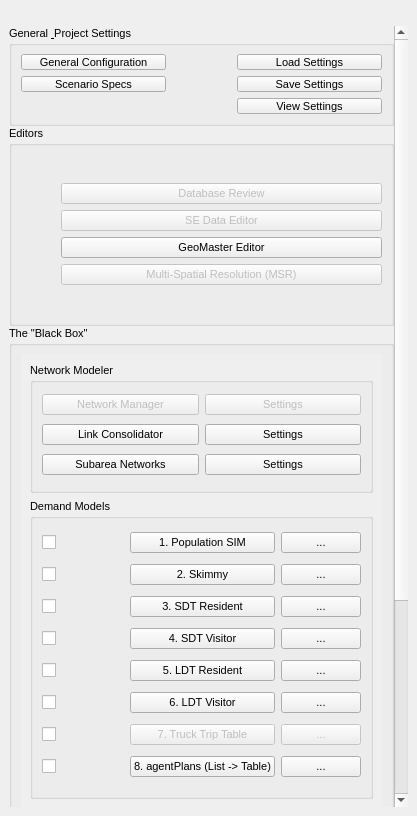
This is tsm_panel_add_more2_v6.ui in TSMv6/tsm_panel as Qt 5 draws it before an edit. The edited form follows.
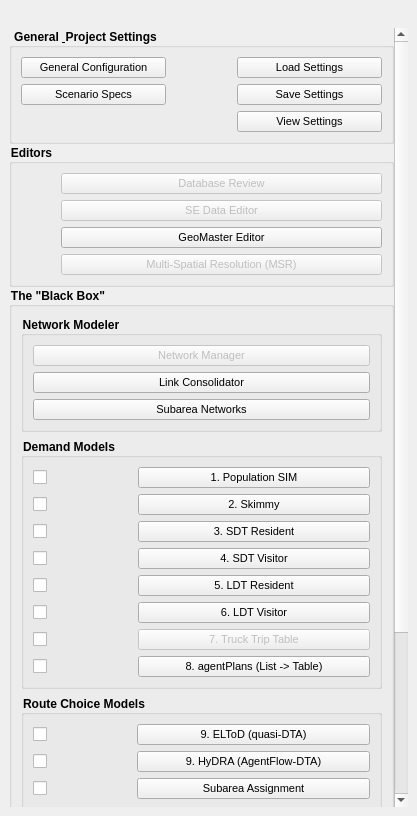
This is the edited form. Icons and pictures are not drawn. Custom widgets are drawn as their Qt base class.

```diff
--- a/tsm_panel_add_more2_v6.ui
+++ b/tsm_panel_add_more2_v6.ui
@@ -22,6 +22,11 @@
    <string>TSM 6.0</string>
   </property>
   <widget class="QWidget" name="dockWidgetContents">
+   <property name="styleSheet">
+    <string notr="true">QGroupBox { font-family: 'MS Shell Dlg 2'; font-size: 9pt; font-weight: bold; }
+QPushButton { font-family: 'MS Shell Dlg 2'; font-size: 8pt; font-weight: normal; }
+QLabel, QCheckBox { font-family: 'MS Shell Dlg 2'; font-size: 8pt; font-weight: normal; }</string>
+   </property>
    <layout class="QGridLayout" name="gridLayout">
     <item row="1" column="0">
      <widget class="QScrollArea" name="scrollArea">
@@ -93,7 +98,7 @@
              <property name="minimumSize">
               <size>
                <width>300</width>
-               <height>100</height>
+               <height>0</height>
               </size>
              </property>
              <property name="title">
@@ -184,7 +189,7 @@
              <property name="minimumSize">
               <size>
                <width>300</width>
-               <height>200</height>
+               <height>0</height>
               </size>
              </property>
              <property name="title">
@@ -257,7 +262,7 @@
            <item>
             <widget class="QgsCollapsibleGroupBox" name="Step3__Blackbox">
              <property name="sizePolicy">
-              <sizepolicy hsizetype="Preferred" vsizetype="Expanding">
+              <sizepolicy hsizetype="Preferred" vsizetype="Preferred">
                <horstretch>0</horstretch>
                <verstretch>0</verstretch>
               </sizepolicy>
@@ -265,7 +270,7 @@
              <property name="minimumSize">
               <size>
                <width>300</width>
-               <height>650</height>
+               <height>0</height>
               </size>
              </property>
              <property name="title">
@@ -273,37 +278,7 @@
              </property>
              <layout class="QGridLayout" name="gridLayout_3">
               <item row="0" column="0">
-               <widget class="QScrollArea" name="scrollArea_2">
-                <property name="minimumSize">
-                 <size>
-                  <width>0</width>
-                  <height>0</height>
-                 </size>
-                </property>
-                <property name="font">
-                 <font>
-                  <family>Arial</family>
-                  <pointsize>8</pointsize>
-                  <weight>50</weight>
-                  <bold>false</bold>
-                 </font>
-                </property>
-                <property name="frameShape">
-                 <enum>QFrame::NoFrame</enum>
-                </property>
-                <property name="widgetResizable">
-                 <bool>true</bool>
-                </property>
-                <widget class="QWidget" name="scrollAreaWidgetContents_4">
-                 <property name="geometry">
-                  <rect>
-                   <x>0</x>
-                   <y>0</y>
-                   <width>362</width>
-                   <height>616</height>
-                  </rect>
-                 </property>
-                 <layout class="QFormLayout" name="formLayout_2">
+               <layout class="QFormLayout" name="formLayout_2">
                   <item row="2" column="0">
                    <layout class="QFormLayout" name="formLayout">
                     <item row="0" column="0">
@@ -335,7 +310,7 @@
                       <property name="minimumSize">
                        <size>
                         <width>0</width>
-                        <height>130</height>
+                        <height>0</height>
                        </size>
                       </property>
                       <property name="font">
@@ -356,8 +331,11 @@
                        <bool>false</bool>
                       </property>
                       <layout class="QGridLayout" name="gridLayout_12">
-                       <item row="1" column="1">
-                        <widget class="QPushButton" name="pushButton_many2One">
+                       <item row="0" column="0" colspan="2">
+                        <widget class="QPushButton" name="pushButton_78">
+                         <property name="enabled">
+                          <bool>false</bool>
+                         </property>
                          <property name="font">
                           <font>
                            <family>MS Shell Dlg 2</family>
@@ -367,73 +345,38 @@
                           </font>
                          </property>
                          <property name="text">
-                          <string>Settings</string>
+                          <string>Network Manager</string>
                          </property>
                         </widget>
                        </item>
-                       <item row="1" column="0">
+                       <item row="1" column="0" colspan="2">
                         <widget class="QPushButton" name="run_Many2One">
                          <property name="enabled">
                           <bool>true</bool>
                          </property>
+                         <property name="font">
+                          <font>
+                           <family>MS Shell Dlg 2</family>
+                           <pointsize>8</pointsize>
+                           <weight>50</weight>
+                           <bold>false</bold>
+                          </font>
+                         </property>
                          <property name="text">
                           <string>Link Consolidator</string>
                          </property>
                         </widget>
                        </item>
-                       <item row="0" column="1">
-                        <widget class="QPushButton" name="pushButton_79">
-                         <property name="enabled">
-                          <bool>false</bool>
-                         </property>
-                         <property name="font">
-                          <font>
-                           <family>MS Shell Dlg 2</family>
-                           <pointsize>8</pointsize>
-                           <weight>50</weight>
-                           <bold>false</bold>
-                          </font>
-                         </property>
-                         <property name="text">
-                          <string>Settings</string>
-                         </property>
-                        </widget>
-                       </item>
-                       <item row="0" column="0">
-                        <widget class="QPushButton" name="pushButton_78">
-                         <property name="enabled">
-                          <bool>false</bool>
-                         </property>
-                         <property name="font">
-                          <font>
-                           <family>MS Shell Dlg 2</family>
-                           <pointsize>8</pointsize>
-                           <weight>50</weight>
-                           <bold>false</bold>
-                          </font>
-                         </property>
-                         <property name="text">
-                          <string>Network Manager</string>
-                         </property>
-                        </widget>
-                       </item>
-                       <item row="2" column="1">
-                        <widget class="QPushButton" name="pushButton_subareaExt">
-                         <property name="font">
-                          <font>
-                           <family>MS Shell Dlg 2</family>
-                           <pointsize>8</pointsize>
-                           <weight>50</weight>
-                           <bold>false</bold>
-                          </font>
-                         </property>
-                         <property name="text">
-                          <string>Settings</string>
-                         </property>
-                        </widget>
-                       </item>
-                       <item row="2" column="0">
+                       <item row="2" column="0" colspan="2">
                         <widget class="QPushButton" name="pushButton">
+                         <property name="font">
+                          <font>
+                           <family>MS Shell Dlg 2</family>
+                           <pointsize>8</pointsize>
+                           <weight>50</weight>
+                           <bold>false</bold>
+                          </font>
+                         </property>
                          <property name="text">
                           <string>Subarea Networks</string>
                          </property>
@@ -453,20 +396,13 @@
                       <property name="minimumSize">
                        <size>
                         <width>175</width>
-                        <height>300</height>
+                        <height>0</height>
                        </size>
                       </property>
                       <property name="title">
                        <string>Demand Models</string>
                       </property>
                       <layout class="QGridLayout" name="gridLayout_13">
-                       <item row="10" column="4">
-                        <widget class="QPushButton" name="pushButton_TripTable">
-                         <property name="text">
-                          <string>...</string>
-                         </property>
-                        </widget>
-                       </item>
                        <item row="4" column="1">
                         <widget class="QLabel" name="label_Skimmy">
                          <property name="text">
@@ -488,13 +424,6 @@
                          </property>
                         </widget>
                        </item>
-                       <item row="0" column="4">
-                        <widget class="QPushButton" name="pushButton_PopSIMSettings">
-                         <property name="text">
-                          <string>...</string>
-                         </property>
-                        </widget>
-                       </item>
                        <item row="6" column="1">
                         <widget class="QLabel" name="label_SDTVis">
                          <property name="text">
@@ -502,17 +431,7 @@
                          </property>
                         </widget>
                        </item>
-                       <item row="9" column="4">
-                        <widget class="QPushButton" name="pushButton_TruckSettings">
-                         <property name="enabled">
-                          <bool>false</bool>
-                         </property>
-                         <property name="text">
-                          <string>...</string>
-                         </property>
-                        </widget>
-                       </item>
-                       <item row="0" column="2" colspan="2">
+                       <item row="0" column="2" colspan="3">
                         <widget class="QPushButton" name="run_PopSIM">
                          <property name="font">
                           <font>
@@ -530,7 +449,7 @@
                          </property>
                         </widget>
                        </item>
-                       <item row="4" column="2" colspan="2">
+                       <item row="4" column="2" colspan="3">
                         <widget class="QPushButton" name="run_Skimmy">
                          <property name="font">
                           <font>
@@ -562,20 +481,6 @@
                          </property>
                         </widget>
                        </item>
-                       <item row="5" column="4">
-                        <widget class="QPushButton" name="pushButton_SDTResSettings">
-                         <property name="text">
-                          <string>...</string>
-                         </property>
-                        </widget>
-                       </item>
-                       <item row="4" column="4">
-                        <widget class="QPushButton" name="pushButton_SkimmySetings">
-                         <property name="text">
-                          <string>...</string>
-                         </property>
-                        </widget>
-                       </item>
                        <item row="5" column="0">
                         <widget class="QCheckBox" name="checkBox_SDTRes">
                          <property name="text">
@@ -583,20 +488,6 @@
                          </property>
                         </widget>
                        </item>
-                       <item row="6" column="4">
-                        <widget class="QPushButton" name="pushButton_SDTVisSettings">
-                         <property name="text">
-                          <string>...</string>
-                         </property>
-                        </widget>
-                       </item>
-                       <item row="7" column="4">
-                        <widget class="QPushButton" name="pushButton_LDTResSettings">
-                         <property name="text">
-                          <string>...</string>
-                         </property>
-                        </widget>
-                       </item>
                        <item row="8" column="0">
                         <widget class="QCheckBox" name="checkBox_LDTVis">
                          <property name="text">
@@ -604,7 +495,7 @@
                          </property>
                         </widget>
                        </item>
-                       <item row="5" column="2" colspan="2">
+                       <item row="5" column="2" colspan="3">
                         <widget class="QPushButton" name="run_SDTRes">
                          <property name="font">
                           <font>
@@ -656,14 +547,7 @@
                          </property>
                         </widget>
                        </item>
-                       <item row="8" column="4">
-                        <widget class="QPushButton" name="pushButton_LDTVisSettings">
-                         <property name="text">
-                          <string>...</string>
-                         </property>
-                        </widget>
-                       </item>
-                       <item row="6" column="2" colspan="2">
+                       <item row="6" column="2" colspan="3">
                         <widget class="QPushButton" name="run_SDTVis">
                          <property name="font">
                           <font>
@@ -688,7 +572,7 @@
                          </property>
                         </widget>
                        </item>
-                       <item row="7" column="2" colspan="2">
+                       <item row="7" column="2" colspan="3">
                         <widget class="QPushButton" name="run_LDTRes">
                          <property name="font">
                           <font>
@@ -713,7 +597,7 @@
                          </property>
                         </widget>
                        </item>
-                       <item row="8" column="2" colspan="2">
+                       <item row="8" column="2" colspan="3">
                         <widget class="QPushButton" name="run_LDTVis">
                          <property name="font">
                           <font>
@@ -738,7 +622,7 @@
                          </property>
                         </widget>
                        </item>
-                       <item row="9" column="2" colspan="2">
+                       <item row="9" column="2" colspan="3">
                         <widget class="QPushButton" name="run_Truck">
                          <property name="enabled">
                           <bool>false</bool>
@@ -766,7 +650,7 @@
                          </property>
                         </widget>
                        </item>
-                       <item row="10" column="2" colspan="2">
+                       <item row="10" column="2" colspan="3">
                         <widget class="QPushButton" name="run_TripTable">
                          <property name="font">
                           <font>
@@ -800,7 +684,7 @@
                     <property name="minimumSize">
                      <size>
                       <width>261</width>
-                      <height>100</height>
+                      <height>0</height>
                      </size>
                     </property>
                     <property name="title">
@@ -839,7 +723,7 @@
                        </property>
                       </widget>
                      </item>
-                     <item row="0" column="2">
+                     <item row="0" column="2" colspan="2">
                       <widget class="QPushButton" name="run_TSMAssign">
                        <property name="font">
                         <font>
@@ -857,28 +741,7 @@
                        </property>
                       </widget>
                      </item>
-                     <item row="0" column="3">
-                      <widget class="QPushButton" name="pushButton_TSM_AssignSettings">
-                       <property name="sizePolicy">
-                        <sizepolicy hsizetype="Fixed" vsizetype="Fixed">
-                         <horstretch>0</horstretch>
-                         <verstretch>0</verstretch>
-                        </sizepolicy>
-                       </property>
-                       <property name="font">
-                        <font>
-                         <family>MS Shell Dlg 2</family>
-                         <pointsize>8</pointsize>
-                         <weight>50</weight>
-                         <bold>false</bold>
-                        </font>
-                       </property>
-                       <property name="text">
-                        <string>...</string>
-                       </property>
-                      </widget>
-                     </item>
-                     <item row="1" column="0">
+                     <item row="2" column="0">
                       <widget class="QCheckBox" name="checkBox_SubAssign">
                        <property name="sizePolicy">
                         <sizepolicy hsizetype="Fixed" vsizetype="Fixed">
@@ -891,7 +754,7 @@
                        </property>
                       </widget>
                      </item>
-                     <item row="1" column="1">
+                     <item row="2" column="1">
                       <widget class="QLabel" name="label_SubAssign">
                        <property name="sizePolicy">
                         <sizepolicy hsizetype="Fixed" vsizetype="Preferred">
@@ -910,7 +773,7 @@
                        </property>
                       </widget>
                      </item>
-                     <item row="1" column="2">
+                     <item row="2" column="2" colspan="2">
                       <widget class="QPushButton" name="run_SubAssign">
                        <property name="font">
                         <font>
@@ -928,7 +791,7 @@
                        </property>
                       </widget>
                      </item>
-                     <item row="2" column="0">
+                     <item row="1" column="0">
                       <widget class="QCheckBox" name="checkBox_Hydra">
                        <property name="sizePolicy">
                         <sizepolicy hsizetype="Fixed" vsizetype="Fixed">
@@ -941,7 +804,7 @@
                        </property>
                       </widget>
                      </item>
-                     <item row="2" column="1">
+                     <item row="1" column="1">
                       <widget class="QLabel" name="label_Hydra">
                        <property name="sizePolicy">
                         <sizepolicy hsizetype="Fixed" vsizetype="Preferred">
@@ -960,7 +823,7 @@
                        </property>
                       </widget>
                      </item>
-                     <item row="2" column="2">
+                     <item row="1" column="2" colspan="2">
                       <widget class="QPushButton" name="run_Hydra">
                        <property name="font">
                         <font>
@@ -971,22 +834,7 @@
                         </font>
                        </property>
                        <property name="text">
-                        <string>10. Hydra (AgentFlow-DTA)</string>
-                       </property>
-                      </widget>
-                     </item>
-                     <item row="1" column="3">
-                      <widget class="QPushButton" name="pushButton_SubAssignSettings">
-                       <property name="font">
-                        <font>
-                         <family>MS Shell Dlg 2</family>
-                         <pointsize>8</pointsize>
-                         <weight>50</weight>
-                         <bold>false</bold>
-                        </font>
-                       </property>
-                       <property name="text">
-                        <string>...</string>
+                        <string>9. HyDRA (AgentFlow-DTA)</string>
                        </property>
                       </widget>
                      </item>
@@ -994,8 +842,6 @@
                    </widget>
                   </item>
                  </layout>
-                </widget>
-               </widget>
               </item>
              </layout>
             </widget>
@@ -1005,7 +851,7 @@
              <property name="minimumSize">
               <size>
                <width>300</width>
-               <height>100</height>
+               <height>0</height>
               </size>
              </property>
              <property name="title">
@@ -1014,7 +860,7 @@
              <layout class="QVBoxLayout" name="verticalLayout_17">
               <item>
                <layout class="QGridLayout" name="gridLayout_11">
-                <item row="0" column="0">
+                <item row="0" column="0" colspan="2">
                  <widget class="QPushButton" name="pushButton_74">
                   <property name="autoFillBackground">
                    <bool>false</bool>
@@ -1024,24 +870,7 @@
                   </property>
                  </widget>
                 </item>
-                <item row="0" column="1">
-                 <widget class="QPushButton" name="pushButton_SummaryLoadedVolume">
-                  <property name="text">
-                   <string>properties</string>
-                  </property>
-                 </widget>
-                </item>
-                <item row="1" column="1">
-                 <widget class="QPushButton" name="pushButton_76">
-                  <property name="enabled">
-                   <bool>false</bool>
-                  </property>
-                  <property name="text">
-                   <string>properties</string>
-                  </property>
-                 </widget>
-                </item>
-                <item row="1" column="0">
+                <item row="1" column="0" colspan="2">
                  <widget class="QPushButton" name="pushButton_77">
                   <property name="enabled">
                    <bool>false</bool>
@@ -1059,6 +888,49 @@
              </layout>
             </widget>
            </item>
+           <item>
+            <widget class="QGroupBox" name="groupBox_Messages">
+             <property name="sizePolicy">
+              <sizepolicy hsizetype="Preferred" vsizetype="Expanding">
+               <horstretch>0</horstretch>
+               <verstretch>1</verstretch>
+              </sizepolicy>
+             </property>
+             <property name="minimumSize">
+              <size>
+               <width>300</width>
+               <height>80</height>
+              </size>
+             </property>
+             <property name="title">
+              <string>Messages</string>
+             </property>
+             <layout class="QVBoxLayout" name="verticalLayout_msg">
+              <property name="leftMargin">
+               <number>4</number>
+              </property>
+              <property name="topMargin">
+               <number>4</number>
+              </property>
+              <property name="rightMargin">
+               <number>4</number>
+              </property>
+              <property name="bottomMargin">
+               <number>4</number>
+              </property>
+              <item>
+               <widget class="QPlainTextEdit" name="plainTextEdit_Messages">
+                <property name="readOnly">
+                 <bool>true</bool>
+                </property>
+                <property name="placeholderText">
+                 <string>Status messages from the Black Box steps appear here…</string>
+                </property>
+               </widget>
+              </item>
+             </layout>
+            </widget>
+           </item>
           </layout>
          </widget>
         </item>
```
